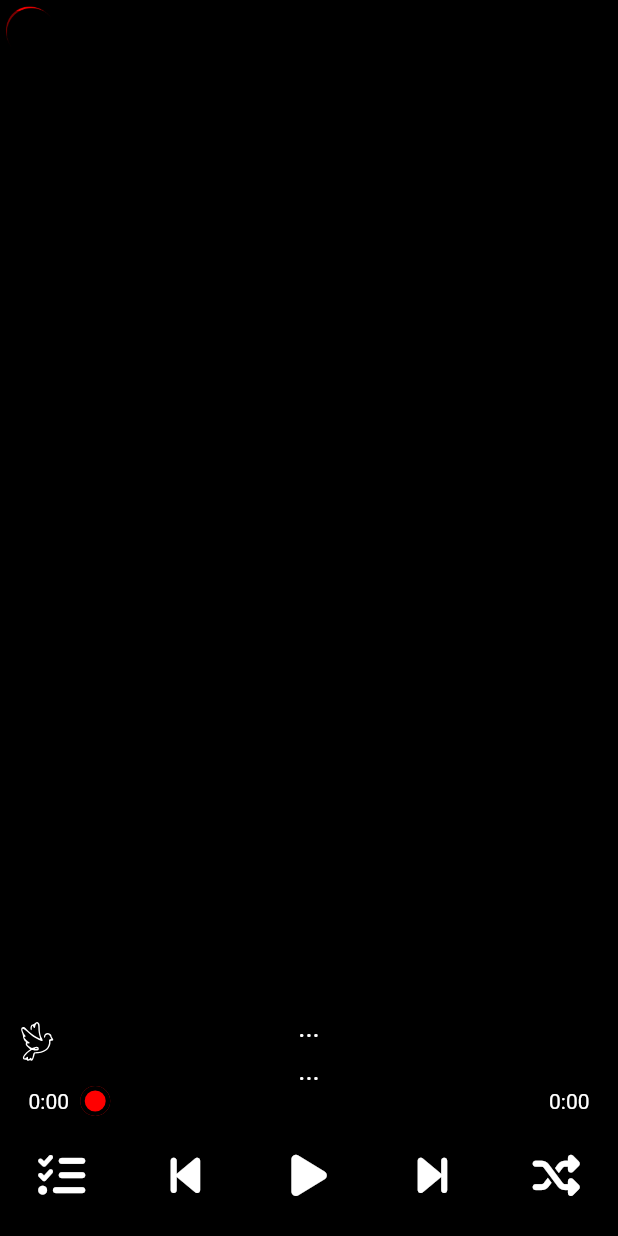
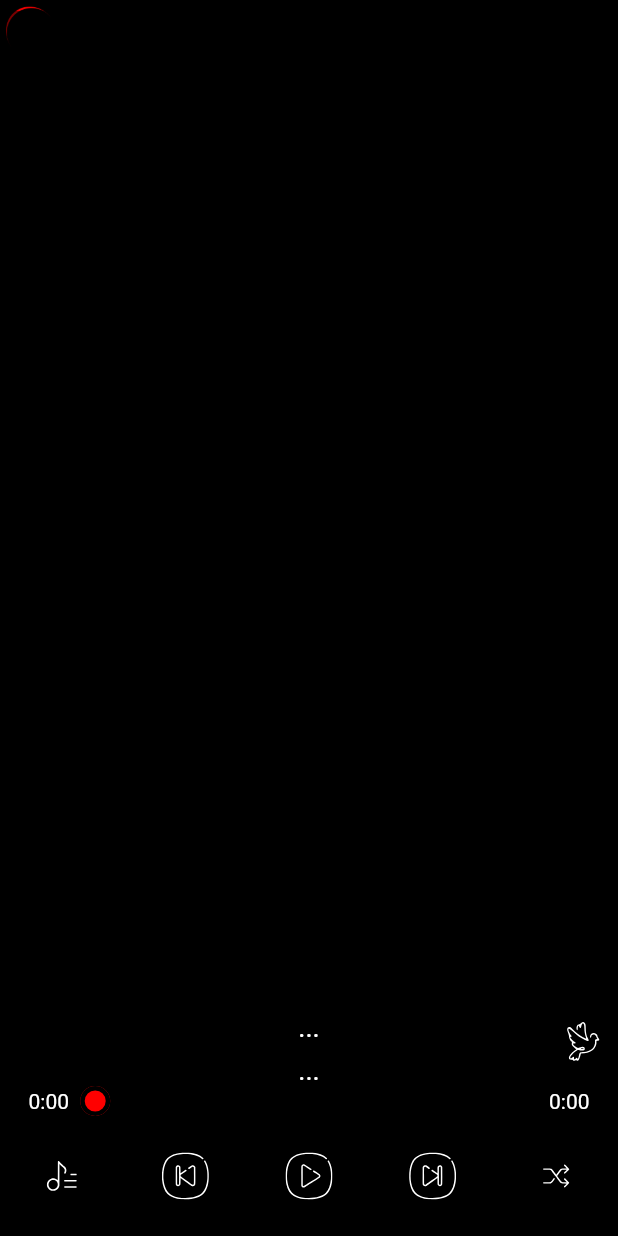
Before and after one commit to emreaksel/atesiask_flutter, a Flutter app: the screen it shows after launch, on a phone screen of 412 x 824 dp. Run offline on Flutter 3.47's test engine with Material 2 defaults, Android fonts, the phone set to English and light mode, and no system bars; drawn by our look-alikes of text_scroll; our stand-ins replace confetti, flutter_svg, font_awesome_flutter, just_audio, just_audio_background, rxdart and 3 more; missing offline and left inert: audio_session, kenburns_nullsafety; statements that could not run were skipped.

Commit message:
2023.11.23 ev

```diff
--- a/lib/main.dart
+++ b/lib/main.dart
@@ -14,6 +14,7 @@ import 'package:kenburns_nullsafety/kenburns_nullsafety.dart';
 import 'package:provider/provider.dart';
 import 'package:shared_preferences/shared_preferences.dart';
 import 'package:text_scroll/text_scroll.dart';
+import 'package:uni_links/uni_links.dart';
 import 'yaveran/HttpService.dart';
 import 'yaveran/JsonHelper.dart';
 import 'yaveran/AudioService.dart';
@@ -29,7 +30,17 @@ void main() {
   if(!Degiskenler.hazirlaniyor) arkaplanIslemleri(); // Uygulama başladığında hemen çalıştır
 }
 
-
+Future<void> initUniLinks() async {
+  // Platform messages may fail, so we use a try/catch PlatformException.
+  try {
+    final initialLink = await getInitialLink();
+    // Parse the link and warn the user, if it is not correct,
+    // but keep in mind it could be `null`.
+  } on PlatformException {
+    // Handle exception by warning the user their action did not succeed
+    // return?
+  }
+}
 
 
 class MyApp extends StatelessWidget {
@@ -215,12 +226,15 @@ class LoadingWidget extends StatelessWidget {
             Row(
               mainAxisAlignment: MainAxisAlignment.center,
               children: <Widget>[
-                Image.asset(
-                  'assets/images/loading.gif', // Kullanmak istediğiniz resmin yolunu belirtin
-                  height: MediaQuery.of(context).size.height * 0.05, // Yarı yükseklik
+                Padding(
+                  padding: EdgeInsets.only(left: 8.0),
+                  child: Image.asset(
+                    'assets/images/loading.gif', // Kullanmak istediğiniz resmin yolunu belirtin
+                    height: MediaQuery.of(context).size.height * 0.05, // Yarı yükseklik
+                  ),
                 ),
                 Text(
-                  '       Mana Yükleniyor...', // Başlık metni
+                  '  Mana Yükleniyor...', // Başlık metni
                   style: TextStyle(
                     fontSize: calculateFontSize(context, ekranBoyutNotifier),
                     color: Colors.white,
--- a/lib/yaveran/widgets.dart
+++ b/lib/yaveran/widgets.dart
@@ -37,8 +37,12 @@ class PlayButton extends StatelessWidget {
         switch (value) {
           case ButtonState.paused:
             return IconButton(
-              icon: const Icon(FontAwesomeIcons.play, color: Colors.white),
-              iconSize: calculateIconSize(context, ekranBoyutNotifier),
+              icon: SvgPicture.asset(
+                'assets/icons/play-button.svg',
+                width: calculateIconSize(context, ekranBoyutNotifier),
+                height: calculateIconSize(context, ekranBoyutNotifier),
+                //color: Colors.red, // İstenilen rengi belirtin
+              ),
               // Dinamik ikon boyutu kullanılıyor
               onPressed: () {
                 _audioService.play();
@@ -46,9 +50,12 @@ class PlayButton extends StatelessWidget {
             );
           case ButtonState.playing || ButtonState.loading:
             return IconButton(
-              icon: const Icon(FontAwesomeIcons.pause,
-                  color: Colors.white),
-              iconSize: calculateIconSize(context, ekranBoyutNotifier),
+              icon: SvgPicture.asset(
+                'assets/icons/pause-button.svg',
+                width: calculateIconSize(context, ekranBoyutNotifier),
+                height: calculateIconSize(context, ekranBoyutNotifier),
+                //color: Colors.red, // İstenilen rengi belirtin
+              ),
               // Dinamik ikon boyutu kullanılıyor
               onPressed: () {
                 _audioService.pause();
@@ -157,9 +164,11 @@ class RepeatButton extends StatelessWidget {
         switch (value) {
           case RepeatState.off:
             return IconButton(
-                icon: const Icon(
-                  FontAwesomeIcons.shuffle,
-                  color: Colors.white,
+                icon: SvgPicture.asset(
+                  'assets/icons/shuffle.svg',
+                  width: calculateIconSize(context, ekranBoyutNotifier),
+                  height: calculateIconSize(context, ekranBoyutNotifier),
+                  //color: Colors.red, // İstenilen rengi belirtin
                 ),
                 iconSize: calculateIconSize(context, ekranBoyutNotifier),
                 onPressed: () {
@@ -167,9 +176,11 @@ class RepeatButton extends StatelessWidget {
                 });
           case RepeatState.on:
             return IconButton(
-                icon: const Icon(
-                  FontAwesomeIcons.repeat,
-                  color: Colors.white,
+                icon: SvgPicture.asset(
+                  'assets/icons/repeat.svg',
+                  width: calculateIconSize(context, ekranBoyutNotifier),
+                  height: calculateIconSize(context, ekranBoyutNotifier),
+                  //color: Colors.red, // İstenilen rengi belirtin
                 ),
                 iconSize: calculateIconSize(context, ekranBoyutNotifier),
                 onPressed: () {
@@ -200,9 +211,11 @@ class PreviousSongButton extends StatelessWidget {
             );
           case ButtonState.paused || ButtonState.playing:
             return IconButton(
-                icon: const Icon(
-                  FontAwesomeIcons.backwardStep,
-                  color: Colors.white,
+                icon: SvgPicture.asset(
+                  'assets/icons/previous-button.svg',
+                  width: calculateIconSize(context, ekranBoyutNotifier),
+                  height: calculateIconSize(context, ekranBoyutNotifier),
+                  //color: Colors.red, // İstenilen rengi belirtin
                 ),
                 iconSize: calculateIconSize(context, ekranBoyutNotifier),
                 onPressed: () {
@@ -233,9 +246,11 @@ class NextSongButton extends StatelessWidget {
             );
           case ButtonState.paused || ButtonState.playing:
             return IconButton(
-                icon: const Icon(
-                  FontAwesomeIcons.forwardStep,
-                  color: Colors.white,
+                icon: SvgPicture.asset(
+                  'assets/icons/next-button.svg',
+                  width: calculateIconSize(context, ekranBoyutNotifier),
+                  height: calculateIconSize(context, ekranBoyutNotifier),
+                  //color: Colors.red, // İstenilen rengi belirtin
                 ),
                 iconSize: calculateIconSize(context, ekranBoyutNotifier),
                 onPressed: () {
@@ -255,11 +270,12 @@ class ListButton extends StatelessWidget {
     ekranBoyutNotifier = Provider.of<EkranBoyutNotifier>(context, listen: true);
 
     return IconButton(
-        icon: const Icon(
-          FontAwesomeIcons.listCheck,
-          color: Colors.white,
+        icon: SvgPicture.asset(
+          'assets/icons/playlist.svg',
+          width: calculateIconSize(context, ekranBoyutNotifier)*0.8,
+          height: calculateIconSize(context, ekranBoyutNotifier)*0.8,
+          //color: Colors.red, // İstenilen rengi belirtin
         ),
-        iconSize: calculateIconSize(context, ekranBoyutNotifier),
         onPressed: () {
           ekranBoyutNotifier.ustEkranAktifIndex = 1;
           ekranBoyutNotifier.altEkranBoyut = 17;
@@ -360,7 +376,8 @@ class AudioControlButtons extends StatelessWidget {
                 children: [
                   Row(
                     children: [
-                      ShareButton(),
+                      LikeButton(),
+
                       Expanded(
                         child: Column(
                           children: [
@@ -369,7 +386,7 @@ class AudioControlButtons extends StatelessWidget {
                           ],
                         ),
                       ),
-                      LikeButton(),
+                      ShareButton(),
                     ],
                   ),
                   SeekBar(),
--- a/pubspec.yaml
+++ b/pubspec.yaml
@@ -44,6 +44,7 @@ dependencies:
   shared_preferences: ^2.2.2
   flutter_svg: ^2.0.9
   share_plus: ^7.2.1
+  uni_links: ^0.5.1
   # The following adds the Cupertino Icons font to your application.
   # Use with the CupertinoIcons class for iOS style icons.
   cupertino_icons: ^1.0.5
```
Also changed, not shown: assets/icons/bird.svg, assets/icons/map.svg (deleted), assets/icons/next-button.svg (added), assets/icons/next.svg (added), assets/icons/pause-button.svg (added), assets/icons/pause.svg (added), assets/icons/pause2.svg (added), assets/icons/play-button.svg (added), assets/icons/play.svg (added), assets/icons/play2.svg (added), assets/icons/playlist.svg (added), assets/icons/previous-button.svg (added), assets/icons/previous.svg (added), assets/icons/repeat.svg (added), 2 more files, 1 other file.
